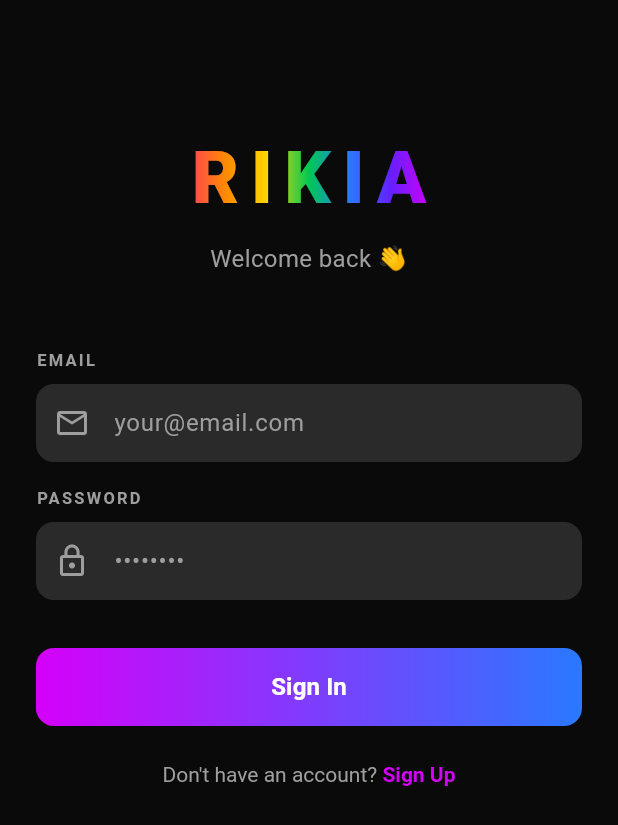
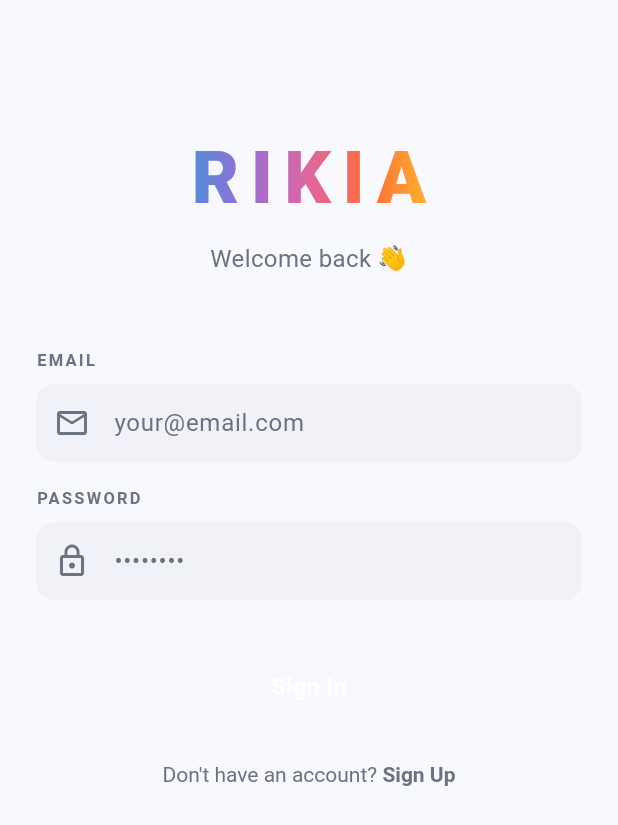
Before and after one commit to gleorush24-gif/rikia, a Flutter app: the screen it shows after launch, on a phone screen of 412 x 824 dp. Shown: the top 825 px of the screen. Run offline on Flutter 3.47's test engine with Material 3 defaults, Android fonts, the phone set to English and light mode, and no system bars; our stand-ins replace shared_preferences; statements that could not run were skipped.

Commit message:
Style: switch to light theme with logo gradient colors

```diff
--- a/mobile/lib/main.dart
+++ b/mobile/lib/main.dart
@@ -29,7 +29,7 @@
     return MaterialApp(
       title: 'Rikia',
       debugShowCheckedModeBanner: false,
-      theme: RikiaTheme.darkTheme,
+      theme: RikiaTheme.lightTheme,
       home: const SplashScreen(),
     );
   }
--- a/mobile/lib/theme/app_theme.dart
+++ b/mobile/lib/theme/app_theme.dart
@@ -1,66 +1,71 @@
 import 'package:flutter/material.dart';
 
 class RikiaTheme {
-  // Rainbow colors
-  static const Color red = Color(0xFFFF3B5C);
-  static const Color orange = Color(0xFFFF8C00);
-  static const Color yellow = Color(0xFFFFD700);
-  static const Color green = Color(0xFF00C853);
-  static const Color blue = Color(0xFF2979FF);
-  static const Color indigo = Color(0xFF651FFF);
-  static const Color violet = Color(0xFFD500F9);
+  // Core gradient colors (matching the logo)
+  static const Color blue = Color(0xFF4A90D9);
+  static const Color purple = Color(0xFF9B6DD6);
+  static const Color pink = Color(0xFFE066A0);
+  static const Color orange = Color(0xFFFF6B35);
+  static const Color yellow = Color(0xFFFFB830);
+  static const Color green = Color(0xFF4CAF7D);
 
-  // App colors
-  static const Color background = Color(0xFF0A0A0A);
-  static const Color surface = Color(0xFF1A1A1A);
-  static const Color surfaceLight = Color(0xFF2A2A2A);
-  static const Color textPrimary = Color(0xFFFFFFFF);
-  static const Color textSecondary = Color(0xFF9E9E9E);
-  static const Color divider = Color(0xFF2A2A2A);
+  // App colors - light theme
+  static const Color background = Color(0xFFF8F9FE);
+  static const Color surface = Color(0xFFFFFFFF);
+  static const Color surfaceLight = Color(0xFFF0F2F8);
+  static const Color textPrimary = Color(0xFF1A1A2E);
+  static const Color textSecondary = Color(0xFF6B7280);
+  static const Color divider = Color(0xFFE5E7EB);
 
-  // Rainbow gradient
-  static const LinearGradient rainbowGradient = LinearGradient(
-    colors: [red, orange, yellow, green, blue, indigo, violet],
+  // Main gradient (logo colors)
+  static const LinearGradient mainGradient = LinearGradient(
+    colors: [blue, purple, pink, orange],
+    begin: Alignment.topLeft,
+    end: Alignment.bottomRight,
+  );
+
+  // Button gradient
+  static const LinearGradient buttonGradient = LinearGradient(
+    colors: [blue, purple],
     begin: Alignment.centerLeft,
     end: Alignment.centerRight,
   );
 
-  // Simpler gradient for buttons
-  static const LinearGradient primaryGradient = LinearGradient(
-    colors: [violet, blue],
+  // Rainbow gradient for accents
+  static const LinearGradient rainbowGradient = LinearGradient(
+    colors: [blue, purple, pink, orange, yellow],
     begin: Alignment.centerLeft,
     end: Alignment.centerRight,
   );
 
-  static ThemeData get darkTheme {
+  static ThemeData get lightTheme {
     return ThemeData(
-      brightness: Brightness.dark,
+      brightness: Brightness.light,
       scaffoldBackgroundColor: background,
-      primaryColor: violet,
-      colorScheme: const ColorScheme.dark(
-        primary: violet,
+      primaryColor: purple,
+      colorScheme: const ColorScheme.light(
+        primary: purple,
         secondary: blue,
         surface: surface,
         background: background,
       ),
       appBarTheme: const AppBarTheme(
-        backgroundColor: background,
+        backgroundColor: surface,
         elevation: 0,
         centerTitle: true,
         titleTextStyle: TextStyle(
           color: textPrimary,
           fontSize: 18,
           fontWeight: FontWeight.w700,
-          letterSpacing: 1.0,
         ),
         iconTheme: IconThemeData(color: textPrimary),
       ),
       bottomNavigationBarTheme: const BottomNavigationBarThemeData(
         backgroundColor: surface,
-        selectedItemColor: violet,
+        selectedItemColor: purple,
         unselectedItemColor: textSecondary,
         type: BottomNavigationBarType.fixed,
-        elevation: 0,
+        elevation: 8,
       ),
       textTheme: const TextTheme(
         headlineLarge: TextStyle(
@@ -73,14 +78,8 @@
           fontSize: 22,
           fontWeight: FontWeight.w700,
         ),
-        bodyLarge: TextStyle(
-          color: textPrimary,
-          fontSize: 16,
-        ),
-        bodyMedium: TextStyle(
-          color: textSecondary,
-          fontSize: 14,
-        ),
+        bodyLarge: TextStyle(color: textPrimary, fontSize: 16),
+        bodyMedium: TextStyle(color: textSecondary, fontSize: 14),
       ),
       inputDecorationTheme: InputDecorationTheme(
         filled: true,
@@ -92,6 +91,12 @@
         hintStyle: const TextStyle(color: textSecondary),
         contentPadding: const EdgeInsets.symmetric(horizontal: 16, vertical: 14),
       ),
+      cardTheme: CardTheme(
+        color: surface,
+        elevation: 2,
+        shadowColor: Colors.black12,
+        shape: RoundedRectangleBorder(borderRadius: BorderRadius.circular(16)),
+      ),
     );
   }
 }
```
Also changed, not shown: 1 other file.
